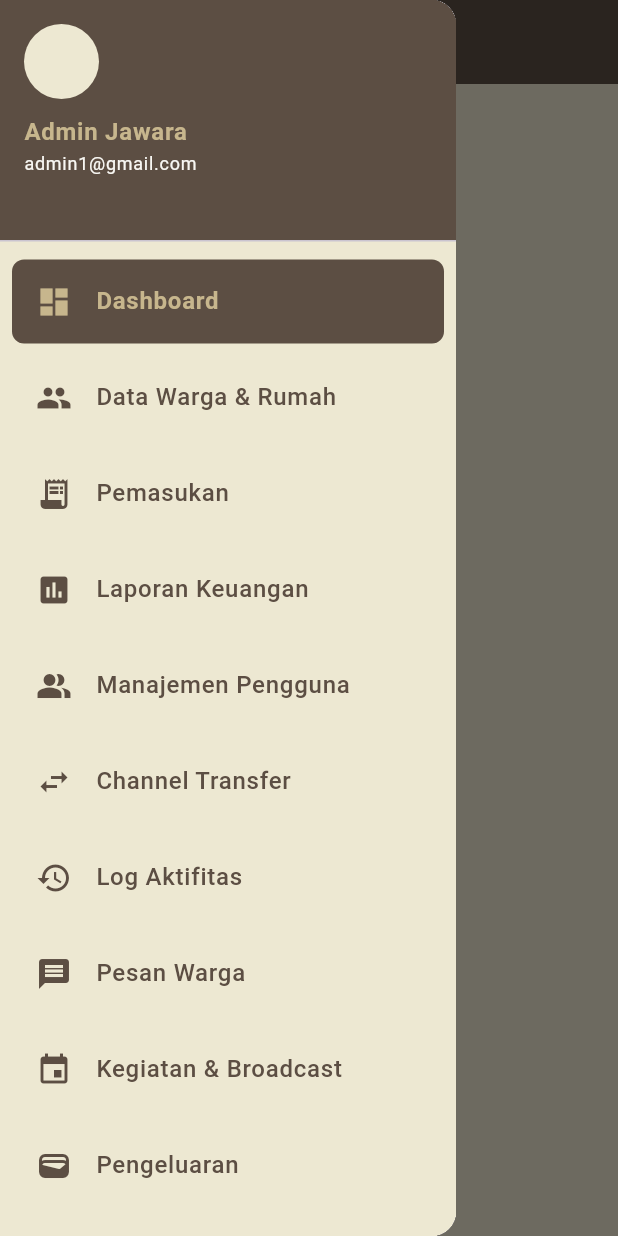
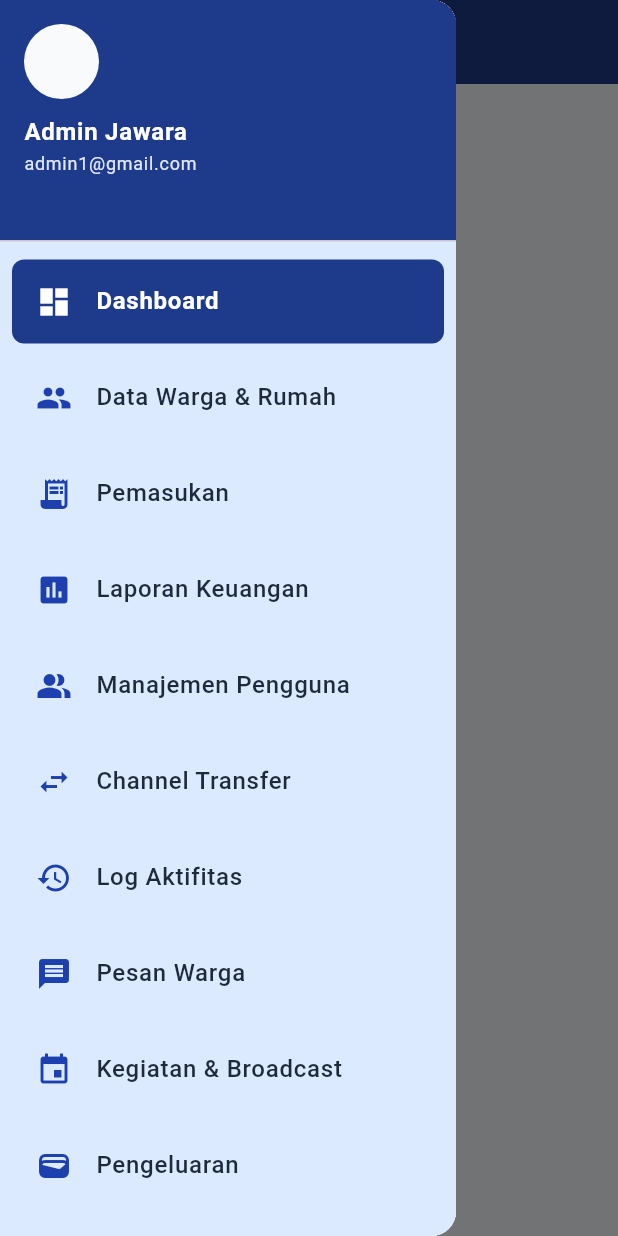
Before and after one commit to Ghetsa/UTS_Mobile_Kelompok3, a Flutter app: the screen it shows after launch, with the side drawer open, on a phone screen of 412 x 824 dp. Run offline on Flutter 3.47's test engine with Material 3 defaults, Android fonts, the phone set to English and light mode, and no system bars.

Commit message:
fix: ubah warna ke biru

```diff
--- a/jawara_kelompok3/lib/main.dart
+++ b/jawara_kelompok3/lib/main.dart
@@ -17,12 +17,6 @@ void main() {
   runApp(const MyApp());
 }
 
-class AppColors {
-  static const Color primaryDark = Color(0xFF5C4E43); // Coklat gelap elegan
-  static const Color secondaryCream = Color(0xFFEDE8D2); // Krem lembut
-  static const Color accentGold = Color(0xFFC7B68D); // Emas lembut
-}
-
 class MyApp extends StatelessWidget {
   const MyApp({super.key});
 
@@ -32,9 +26,9 @@ class MyApp extends StatelessWidget {
       debugShowCheckedModeBanner: false,
       title: 'Iuran Warga',
       theme: ThemeData(
-        scaffoldBackgroundColor: AppColors.secondaryCream,
+        scaffoldBackgroundColor: const Color(0xFFF8FAFC), // putih kebiruan lembut
         appBarTheme: const AppBarTheme(
-          backgroundColor: AppColors.primaryDark,
+          backgroundColor: Color(0xFF1E3A8A), // biru navy modern
           foregroundColor: Colors.white,
           elevation: 0,
         ),
@@ -68,23 +62,23 @@ class AppSidebar extends StatelessWidget {
 
     return Drawer(
       child: Container(
-        color: AppColors.secondaryCream, // ☕ sidebar warna krem lembut
+        color: const Color(0xFFDBEAFE), // 💙 biru muda lembut untuk sidebar
         child: ListView(
           padding: EdgeInsets.zero,
           children: [
             const DrawerHeader(
               decoration: BoxDecoration(
-                color: AppColors.primaryDark, // 🟤 header coklat gelap elegan
+                color: Color(0xFF1E3A8A), // 🔵 biru gelap (sama dengan AppBar)
               ),
               child: Column(
                 crossAxisAlignment: CrossAxisAlignment.start,
                 children: [
-                  CircleAvatar(radius: 25, backgroundColor: AppColors.secondaryCream),
+                  CircleAvatar(radius: 25, backgroundColor: Color(0xFFF8FAFC)),
                   SizedBox(height: 10),
                   Text(
                     "Admin Jawara",
                     style: TextStyle(
-                      color: AppColors.accentGold,
+                      color: Colors.white,
                       fontSize: 16,
                       fontWeight: FontWeight.bold,
                     ),
@@ -92,7 +86,7 @@ class AppSidebar extends StatelessWidget {
                   Text(
                     "admin1@gmail.com",
                     style: TextStyle(
-                      color: Color(0xFFF8F7F3),
+                      color: Color(0xFFE0E7FF), // teks biru muda lembut
                       fontSize: 12,
                     ),
                   ),
@@ -123,7 +117,7 @@ class AppSidebar extends StatelessWidget {
     return Container(
       decoration: BoxDecoration(
         color: isActive
-            ? AppColors.primaryDark // 🟤 warna aktif (coklat gelap)
+            ? const Color(0xFF1E3A8A) // biru tua untuk item aktif
             : Colors.transparent,
         borderRadius: BorderRadius.circular(8),
       ),
@@ -132,15 +126,15 @@ class AppSidebar extends StatelessWidget {
         leading: Icon(
           icon,
           color: isActive
-              ? AppColors.accentGold // ✨ ikon emas saat aktif
-              : AppColors.primaryDark, // ikon coklat gelap saat nonaktif
+              ? Colors.white
+              : const Color(0xFF1E40AF), // ikon biru gelap untuk nonaktif
         ),
         title: Text(
           title,
           style: TextStyle(
             color: isActive
-                ? AppColors.accentGold // teks emas saat aktif
-                : AppColors.primaryDark, // teks coklat saat nonaktif
+                ? Colors.white
+                : const Color(0xFF1E293B), // teks abu kebiruan
             fontWeight: isActive ? FontWeight.bold : FontWeight.w500,
           ),
         ),
```
